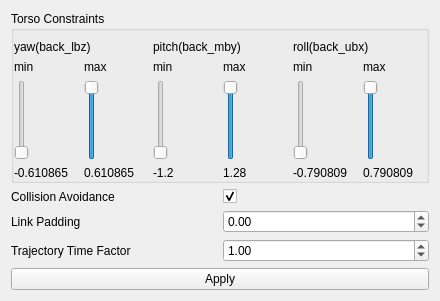
The window that vigir_ocs_back_joint_limit/src/joint_limit.ui (team-vigir/vigir_ocs_common) describes before a commit, drawn with Qt 5.
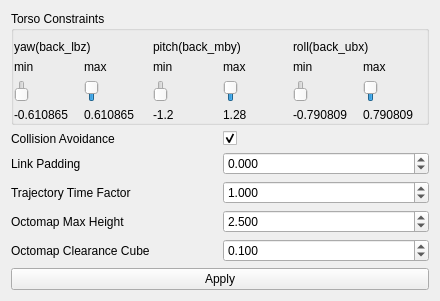
The same window after the commit.

Commit message: [vigir_ocs_back_joint_limit] * More detailed obstacle avoidance settings (#725)

The edit to the form file:
```diff
--- a/vigir_ocs_back_joint_limit/src/joint_limit.ui
+++ b/vigir_ocs_back_joint_limit/src/joint_limit.ui
@@ -300,8 +300,18 @@
       <property name="margin">
        <number>0</number>
       </property>
+      <item row="3" column="0">
+       <widget class="QLabel" name="label_13">
+        <property name="text">
+         <string>Octomap Max Height</string>
+        </property>
+       </widget>
+      </item>
       <item row="1" column="1">
        <widget class="QDoubleSpinBox" name="padding_">
+        <property name="decimals">
+         <number>3</number>
+        </property>
         <property name="minimum">
          <double>-0.200000000000000</double>
         </property>
@@ -349,6 +359,9 @@
       </item>
       <item row="2" column="1">
        <widget class="QDoubleSpinBox" name="time_factor_">
+        <property name="decimals">
+         <number>3</number>
+        </property>
         <property name="minimum">
          <double>0.010000000000000</double>
         </property>
@@ -363,6 +376,48 @@
         </property>
        </widget>
       </item>
+      <item row="3" column="1">
+       <widget class="QDoubleSpinBox" name="octomap_height_">
+        <property name="decimals">
+         <number>3</number>
+        </property>
+        <property name="minimum">
+         <double>-10.000000000000000</double>
+        </property>
+        <property name="maximum">
+         <double>100.000000000000000</double>
+        </property>
+        <property name="singleStep">
+         <double>0.010000000000000</double>
+        </property>
+        <property name="value">
+         <double>2.500000000000000</double>
+        </property>
+       </widget>
+      </item>
+      <item row="4" column="0">
+       <widget class="QLabel" name="label_14">
+        <property name="text">
+         <string>Octomap Clearance Cube</string>
+        </property>
+       </widget>
+      </item>
+      <item row="4" column="1">
+       <widget class="QDoubleSpinBox" name="octomap_clearance_cube_dimensions_">
+        <property name="decimals">
+         <number>3</number>
+        </property>
+        <property name="maximum">
+         <double>5.000000000000000</double>
+        </property>
+        <property name="singleStep">
+         <double>0.001000000000000</double>
+        </property>
+        <property name="value">
+         <double>0.100000000000000</double>
+        </property>
+       </widget>
+      </item>
      </layout>
     </widget>
    </item>
```
The commit also changes 1 other file.
